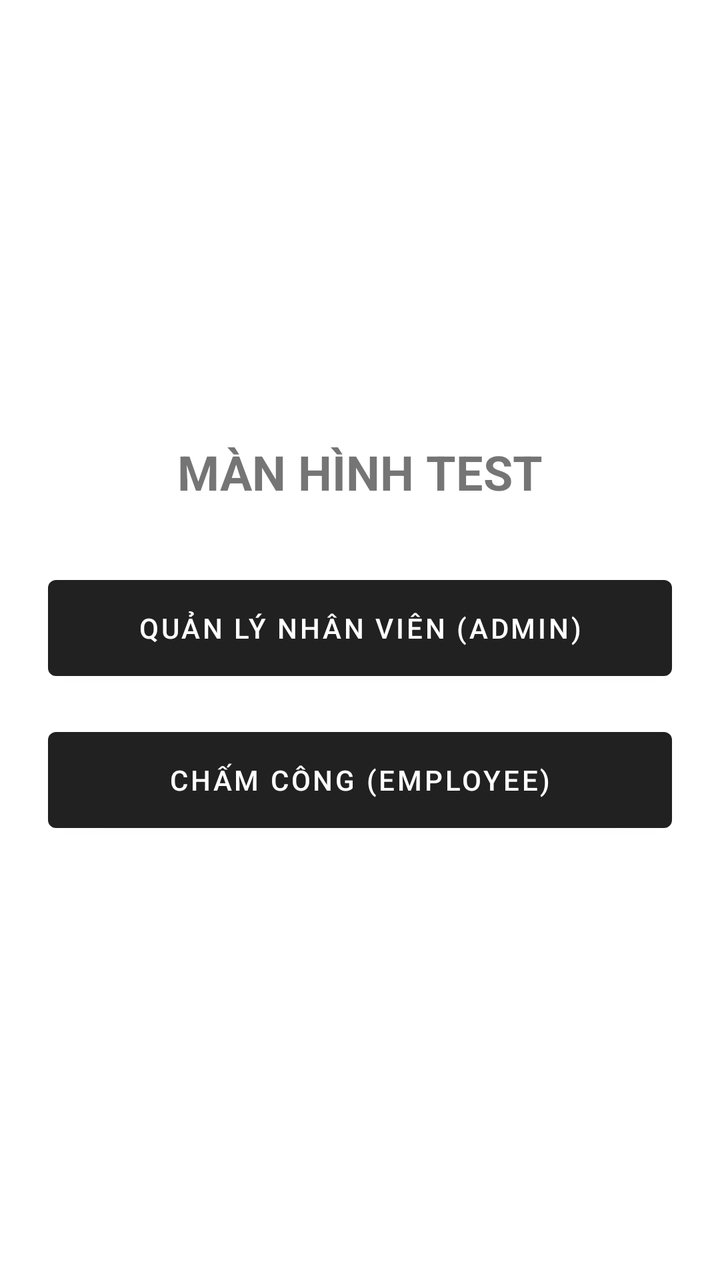
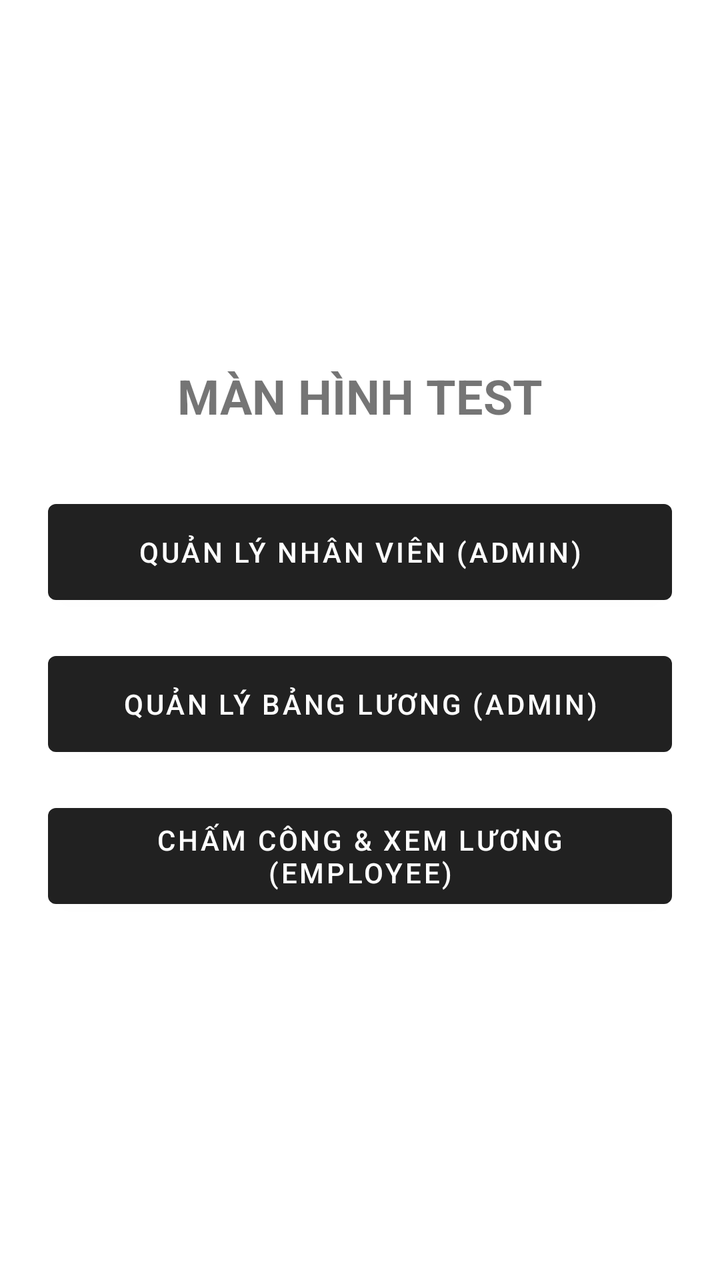

Compare the two renders of this Android layout. The source of the first and the diff that turns it into the second are given below.
<!-- AndroidManifest.xml: application theme Theme.MaterialComponents.DayNight.DarkActionBar -->
<!-- res/layout/activity_main.xml -->
<?xml version="1.0" encoding="utf-8"?>
<LinearLayout xmlns:android="http://schemas.android.com/apk/res/android"
    android:layout_width="match_parent"
    android:layout_height="match_parent"
    android:orientation="vertical"
    android:gravity="center"
    android:padding="24dp">

    <TextView
        android:layout_width="wrap_content"
        android:layout_height="wrap_content"
        android:text="MÀN HÌNH TEST"
        android:textSize="24sp"
        android:textStyle="bold"
        android:layout_marginBottom="32dp" />

    <Button
        android:id="@+id/btnAdminMode"
        android:layout_width="match_parent"
        android:layout_height="60dp"
        android:text="Quản lý nhân viên (Admin)"
        android:layout_marginBottom="16dp" />

    <Button
        android:id="@+id/btnEmployeeMode"
        android:layout_width="match_parent"
        android:layout_height="60dp"
        android:text="Chấm công (Employee)" />

</LinearLayout>
<!-- resources referenced by this layout -->
<resources>

</resources>

<!-- the commit's change to res/layout/activity_main.xml (unified diff, before → after) -->
@@ -22,9 +22,16 @@
         android:layout_marginBottom="16dp" />
 
     <Button
+        android:id="@+id/btnAdminSalary"
+        android:layout_width="match_parent"
+        android:layout_height="60dp"
+        android:text="Quản lý bảng lương (Admin)"
+        android:layout_marginBottom="16dp" />
+
+    <Button
         android:id="@+id/btnEmployeeMode"
         android:layout_width="match_parent"
         android:layout_height="60dp"
-        android:text="Chấm công (Employee)" />
+        android:text="Chấm công &amp; Xem lương (Employee)" />
 
 </LinearLayout>
